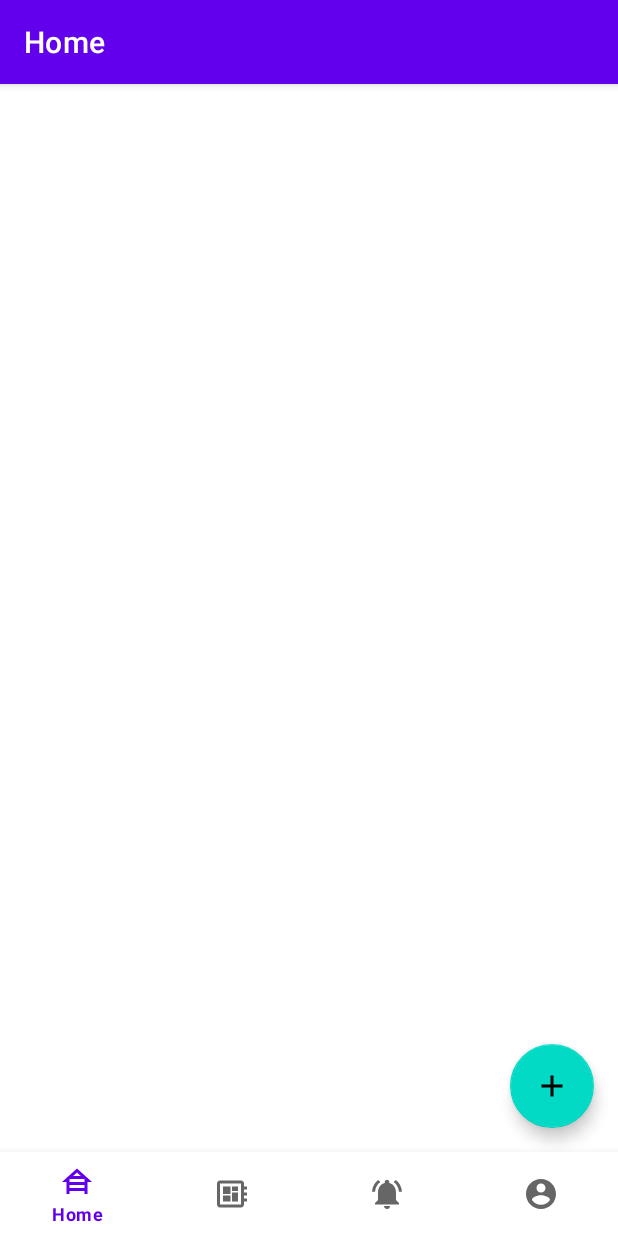
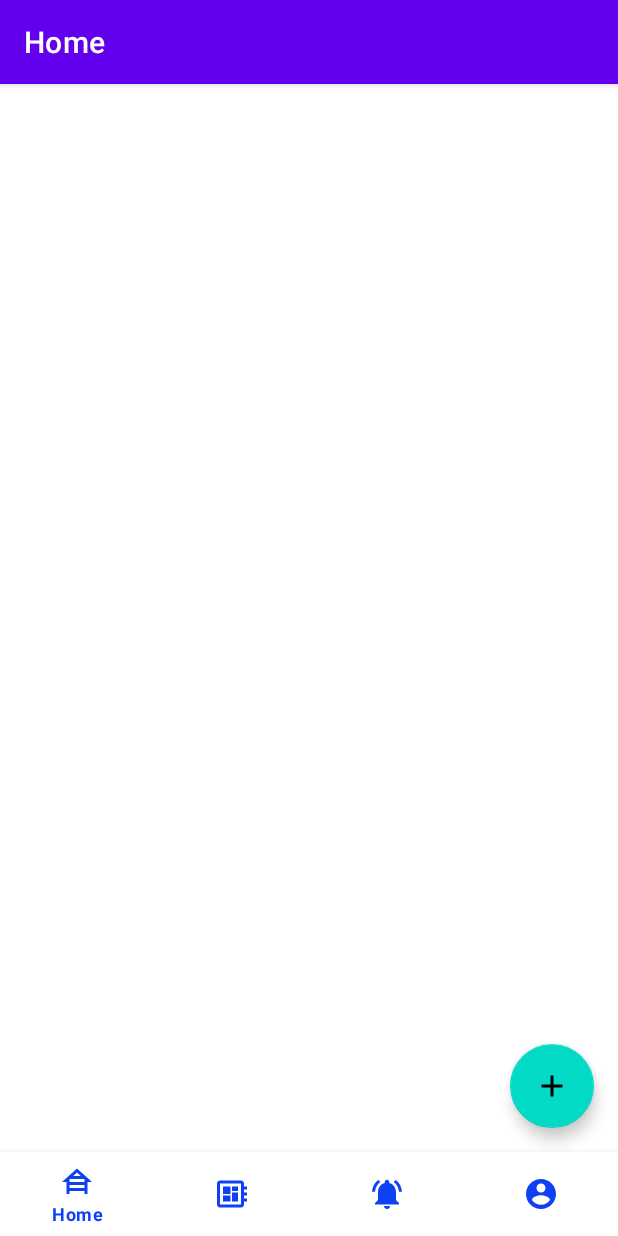
Before and after one commit to AtaiDev/android2, an Android app: the screen it shows after launch (MainActivity), on a phone screen of 412 x 824 dp. Run offline under Robolectric (Android 15) with nearby library versions, the phone set to English and light mode, and no system bars; our stand-ins replace navigation-ui.

```diff
--- a/TaskApp/app/src/main/res/layout/activity_main.xml
+++ b/TaskApp/app/src/main/res/layout/activity_main.xml
@@ -16,6 +16,8 @@
         app:layout_constraintBottom_toBottomOf="parent"
         app:layout_constraintLeft_toLeftOf="parent"
         app:layout_constraintRight_toRightOf="parent"
+        app:itemTextColor="#0E41F4"
+        app:itemIconTint="#0E41F4"
         app:menu="@menu/bottom_nav_menu" />
 
     <fragment
--- a/TaskApp/app/src/main/res/menu/bottom_nav_menu.xml
+++ b/TaskApp/app/src/main/res/menu/bottom_nav_menu.xml
@@ -6,12 +6,10 @@
         android:id="@+id/navigation_home"
         android:icon="@drawable/ic_sidding"
         android:title="@string/title_home"/>
-
     <item
         android:id="@+id/navigation_dashboard"
         android:icon="@drawable/ic_dev_board"
         android:title="@string/title_dashboard"/>
-
     <item
         android:id="@+id/navigation_notifications"
         android:icon="@drawable/ic_notifications_active_"
```
